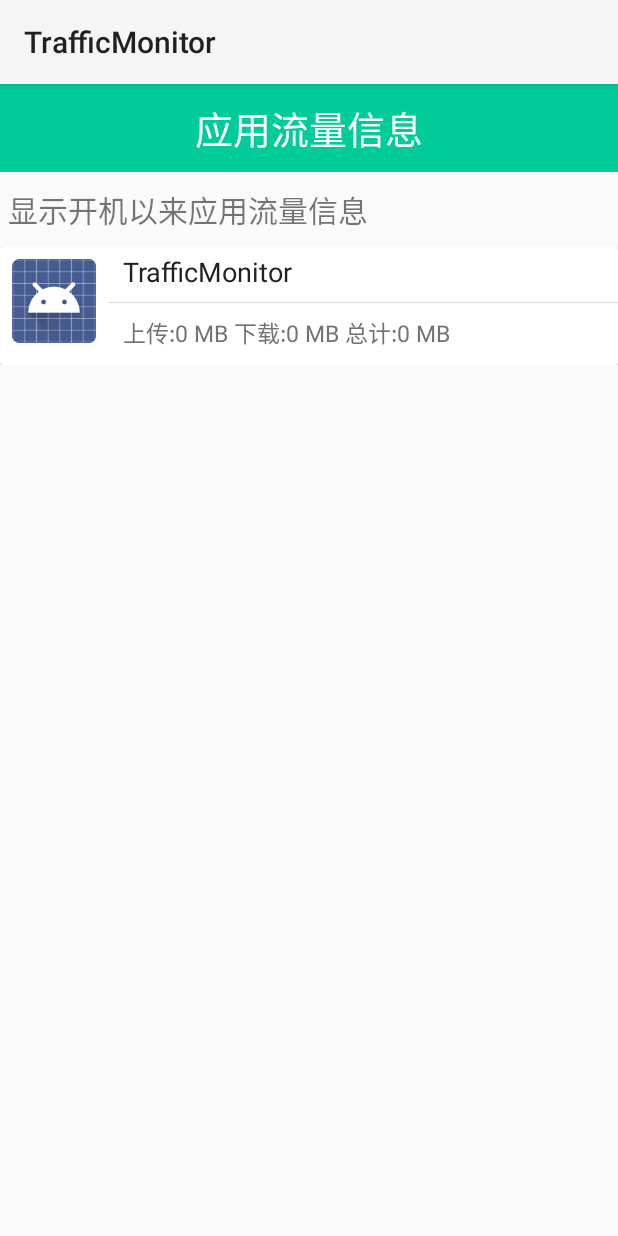
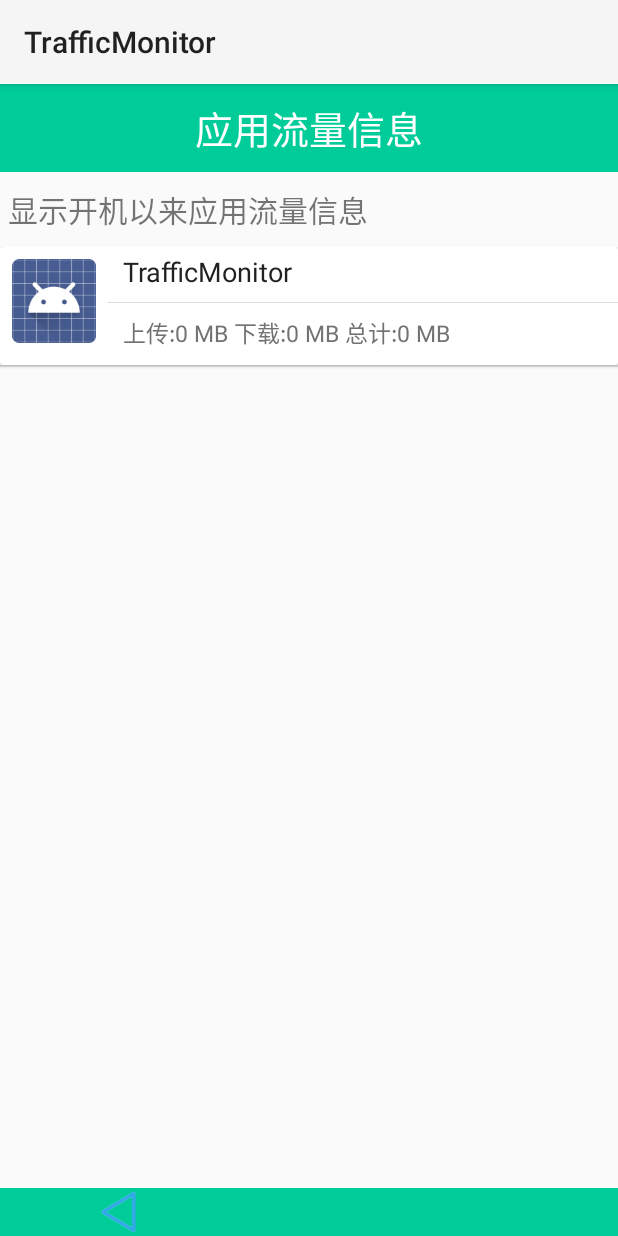
Before and after one commit to yunxiyinzhe/NetworkTrafficMonitor, an Android app: the TrafficAppDetailActivity screen opened directly, with no data from a screen before it, on a phone screen of 412 x 824 dp. Run offline under Robolectric (Android 15) with nearby library versions, the phone set to English and light mode, and no system bars.

Commit message:
replace the icons and add buttom bar for all the pages

```diff
--- /dev/null
+++ b/app/src/main/res/drawable-xhdpi/ic_menu_back.xml
@@ -0,0 +1,6 @@
+<?xml version="1.0" encoding="utf-8"?>
+<selector
+  xmlns:android="http://schemas.android.com/apk/res/android">
+    <item android:state_pressed="true" android:drawable="@drawable/ic_back_pressed" />
+    <item android:drawable="@drawable/ic_back" />
+</selector>
--- a/app/src/main/res/layout/traffic_app_detail_layout.xml
+++ b/app/src/main/res/layout/traffic_app_detail_layout.xml
@@ -39,6 +39,7 @@
         android:visibility="visible"
         android:layout_width="fill_parent"
         android:layout_height="fill_parent"
+        android:layout_weight="1"
         layout="@layout/loading_indicator"
         >
     </include>
@@ -46,6 +47,32 @@
         android:visibility="gone"
         android:layout_width="wrap_content"
         android:layout_height="wrap_content"
+        android:layout_weight="1"
         android:id="@+id/listView"/>
+    <LinearLayout
+        android:background="@color/primary_color"
+        android:orientation="horizontal"
+        android:layout_width="match_parent"
+        android:layout_height="wrap_content">
+        <ImageButton
+            android:layout_width="wrap_content"
+            android:layout_height="wrap_content"
+            android:id="@+id/return_button"
+            android:layout_weight="1"
+            android:background="@color/button_background"
+            android:src ="@drawable/ic_menu_back"/>
+        <ImageButton
+            android:layout_width="wrap_content"
+            android:layout_height="wrap_content"
+            android:id="@+id/app_detail_button"
+            android:layout_weight="1"
+            android:background="@color/button_background"/>
+        <ImageButton
+            android:layout_width="wrap_content"
+            android:layout_height="wrap_content"
+            android:id="@+id/setting_button"
+            android:layout_weight="1"
+            android:background="@color/button_background"/>
 
+    </LinearLayout>
 </LinearLayout>
--- a/app/src/main/res/layout/traffic_detail_layout.xml
+++ b/app/src/main/res/layout/traffic_detail_layout.xml
@@ -35,7 +35,7 @@
                 android:id="@+id/return_button"
                 android:layout_weight="1"
                 android:background="@color/button_background"
-                android:src ="@drawable/ic_add"/>
+                android:src ="@drawable/ic_menu_back"/>
             <ImageButton
                 android:layout_width="wrap_content"
                 android:layout_height="wrap_content"
```
Also changed, not shown: app/src/main/java/com/dylangao/networktrafficmonitor/ui/TrafficSettingActivity.java (+0 -8 lines), app/src/main/res/layout/traffic_setting_layout.xml (+26 -36 lines), app/src/main/res/drawable-hdpi/ic_add.png (deleted), app/src/main/res/drawable-hdpi/ic_menu_white.png (deleted), app/src/main/res/drawable-xhdpi/ic_add.png (deleted), app/src/main/res/drawable-xhdpi/ic_app.png, app/src/main/res/drawable-xhdpi/ic_app_pressed.png, app/src/main/res/drawable-xhdpi/ic_back.png (added), app/src/main/res/drawable-xhdpi/ic_back_pressed.png (added), app/src/main/res/drawable-xhdpi/ic_menu_white.png (deleted), app/src/main/res/drawable-xhdpi/ic_setting.png, app/src/main/res/drawable-xhdpi/ic_setting_pressed.png, app/src/main/res/drawable-xxhdpi/ic_add.png (deleted), app/src/main/res/drawable-xxhdpi/ic_menu_white.png (deleted).
